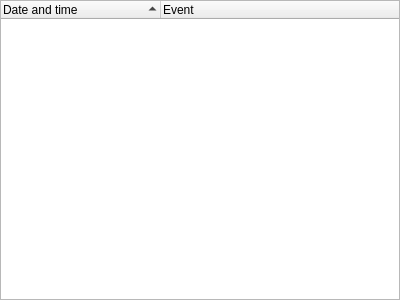
dchapyshev/aspia, file source/client/desktop/management/router_status_widget.ui: the form before one commit.
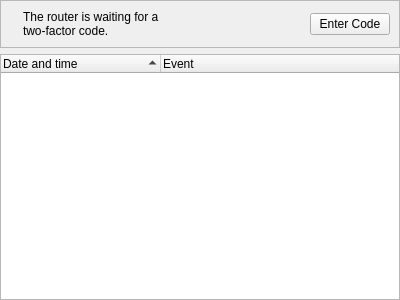
The form after the commit.

```diff
--- a/source/client/desktop/management/router_status_widget.ui
+++ b/source/client/desktop/management/router_status_widget.ui
@@ -23,6 +23,52 @@
    <property name="bottomMargin">
     <number>0</number>
    </property>
+   <item>
+    <widget class="QFrame" name="frame_two_factor">
+     <property name="frameShape">
+      <enum>QFrame::StyledPanel</enum>
+     </property>
+     <layout class="QHBoxLayout" name="layout_two_factor">
+      <item>
+       <widget class="QLabel" name="label_two_factor_icon">
+        <property name="text">
+         <string/>
+        </property>
+       </widget>
+      </item>
+      <item>
+       <widget class="QLabel" name="label_two_factor">
+        <property name="text">
+         <string>The router is waiting for a two-factor code.</string>
+        </property>
+        <property name="wordWrap">
+         <bool>true</bool>
+        </property>
+       </widget>
+      </item>
+      <item>
+       <spacer name="spacer_two_factor">
+        <property name="orientation">
+         <enum>Qt::Horizontal</enum>
+        </property>
+        <property name="sizeHint" stdset="0">
+         <size>
+          <width>40</width>
+          <height>20</height>
+         </size>
+        </property>
+       </spacer>
+      </item>
+      <item>
+       <widget class="QPushButton" name="button_two_factor">
+        <property name="text">
+         <string>Enter Code</string>
+        </property>
+       </widget>
+      </item>
+     </layout>
+    </widget>
+   </item>
    <item>
     <widget class="QTreeWidget" name="tree_events">
      <property name="rootIsDecorated">
```
